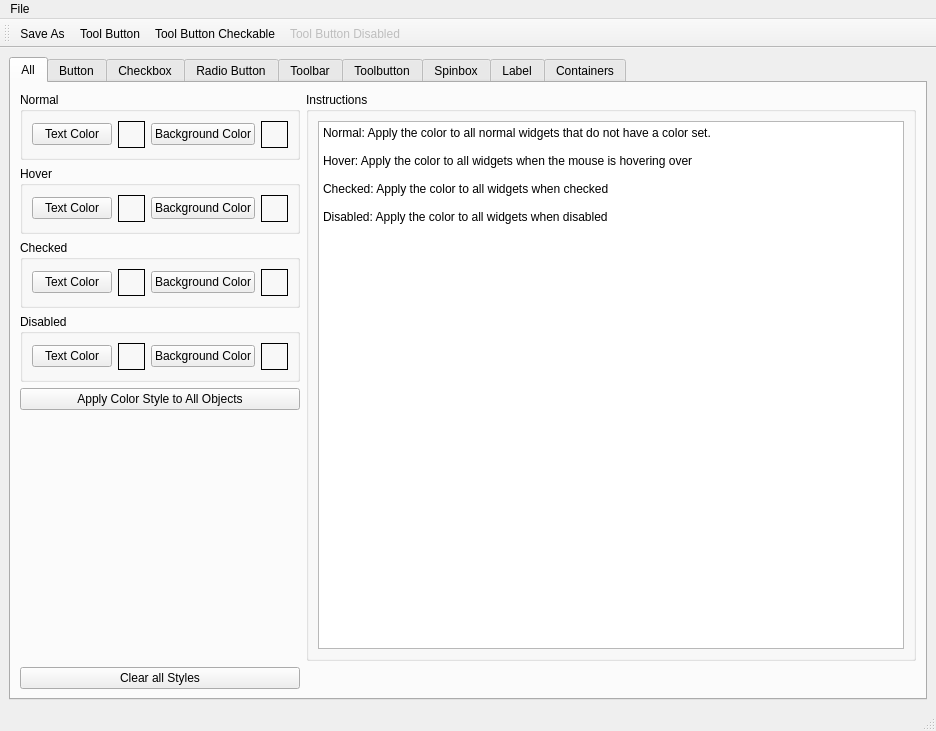
This is flexgui/src/flexqss.ui in jethornton/flexgui as Qt 5 draws it before an edit. The edited form follows.
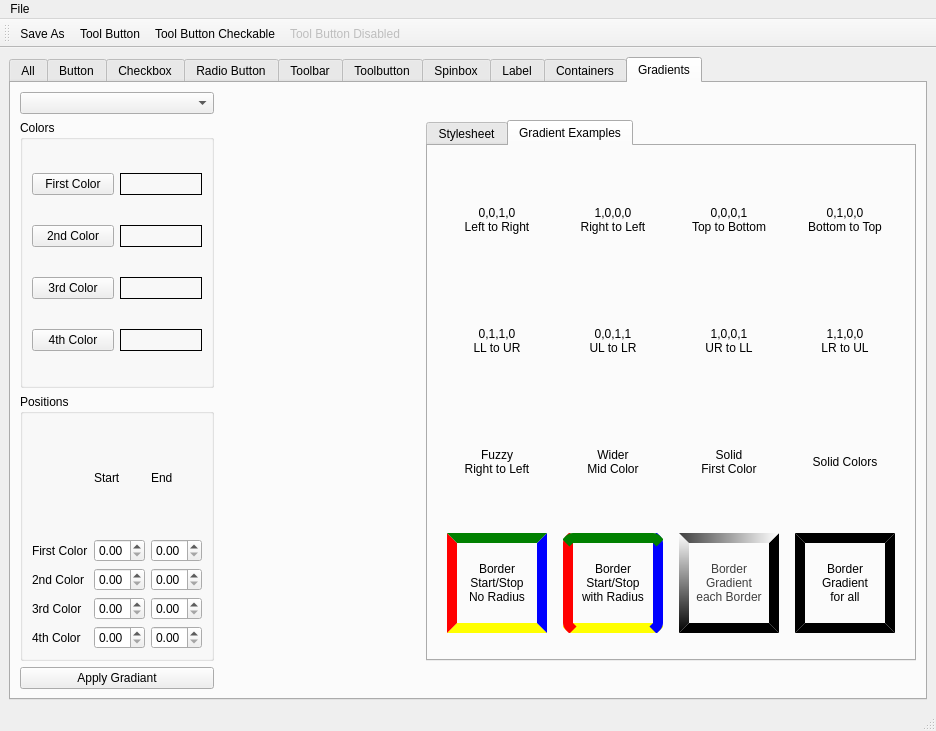
This is the edited form. The open tabs and pages were chosen to show the change.

Commit message: add linear gradient

```diff
--- a/flexgui/src/flexqss.ui
+++ b/flexgui/src/flexqss.ui
@@ -9048,6 +9048,854 @@
         <string>Containers</string>
        </attribute>
       </widget>
+      <widget class="QWidget" name="tab_52">
+       <attribute name="title">
+        <string>Gradients</string>
+       </attribute>
+       <layout class="QGridLayout" name="gridLayout_96">
+        <item row="1" column="1">
+         <widget class="QLabel" name="gr_lb">
+          <property name="minimumSize">
+           <size>
+            <width>200</width>
+            <height>200</height>
+           </size>
+          </property>
+          <property name="text">
+           <string/>
+          </property>
+         </widget>
+        </item>
+        <item row="3" column="0">
+         <widget class="QPushButton" name="gr_apply">
+          <property name="text">
+           <string>Apply Gradiant</string>
+          </property>
+         </widget>
+        </item>
+        <item row="0" column="0">
+         <widget class="QComboBox" name="gradiant_direction"/>
+        </item>
+        <item row="1" column="0">
+         <widget class="QGroupBox" name="groupBox_3">
+          <property name="title">
+           <string>Colors</string>
+          </property>
+          <layout class="QGridLayout" name="gridLayout_94">
+           <item row="0" column="0">
+            <widget class="QPushButton" name="gr_first_color">
+             <property name="text">
+              <string>First Color</string>
+             </property>
+             <property name="label" stdset="0">
+              <string>gr_first_color_lb</string>
+             </property>
+             <property name="var" stdset="0">
+              <string>gr_first_sel_color</string>
+             </property>
+            </widget>
+           </item>
+           <item row="0" column="1">
+            <widget class="QLabel" name="gr_first_color_lb">
+             <property name="minimumSize">
+              <size>
+               <width>27</width>
+               <height>0</height>
+              </size>
+             </property>
+             <property name="frameShape">
+              <enum>QFrame::Box</enum>
+             </property>
+             <property name="text">
+              <string/>
+             </property>
+            </widget>
+           </item>
+           <item row="1" column="0">
+            <widget class="QPushButton" name="gr_second_color">
+             <property name="text">
+              <string>2nd Color</string>
+             </property>
+             <property name="label" stdset="0">
+              <string>gr_second_color_lb</string>
+             </property>
+             <property name="var" stdset="0">
+              <string>gr_second_sel_color</string>
+             </property>
+            </widget>
+           </item>
+           <item row="2" column="0">
+            <widget class="QPushButton" name="gr_third_color">
+             <property name="text">
+              <string>3rd Color</string>
+             </property>
+             <property name="label" stdset="0">
+              <string>gr_third_color_lb</string>
+             </property>
+             <property name="var" stdset="0">
+              <string>gr_third_sel_color</string>
+             </property>
+            </widget>
+           </item>
+           <item row="3" column="0">
+            <widget class="QPushButton" name="gr_fourth_color">
+             <property name="text">
+              <string>4th Color</string>
+             </property>
+             <property name="label" stdset="0">
+              <string>gr_fourth_color_lb</string>
+             </property>
+             <property name="var" stdset="0">
+              <string>gr_fourth_sel_color</string>
+             </property>
+            </widget>
+           </item>
+           <item row="1" column="1">
+            <widget class="QLabel" name="gr_second_color_lb">
+             <property name="minimumSize">
+              <size>
+               <width>27</width>
+               <height>0</height>
+              </size>
+             </property>
+             <property name="frameShape">
+              <enum>QFrame::Box</enum>
+             </property>
+             <property name="text">
+              <string/>
+             </property>
+            </widget>
+           </item>
+           <item row="2" column="1">
+            <widget class="QLabel" name="gr_third_color_lb">
+             <property name="minimumSize">
+              <size>
+               <width>27</width>
+               <height>0</height>
+              </size>
+             </property>
+             <property name="frameShape">
+              <enum>QFrame::Box</enum>
+             </property>
+             <property name="text">
+              <string/>
+             </property>
+            </widget>
+           </item>
+           <item row="3" column="1">
+            <widget class="QLabel" name="gr_fourth_color_lb">
+             <property name="minimumSize">
+              <size>
+               <width>27</width>
+               <height>0</height>
+              </size>
+             </property>
+             <property name="frameShape">
+              <enum>QFrame::Box</enum>
+             </property>
+             <property name="text">
+              <string/>
+             </property>
+            </widget>
+           </item>
+          </layout>
+         </widget>
+        </item>
+        <item row="2" column="0">
+         <widget class="QGroupBox" name="groupBox_5">
+          <property name="title">
+           <string>Positions</string>
+          </property>
+          <layout class="QGridLayout" name="gridLayout_95">
+           <item row="0" column="1">
+            <widget class="QLabel" name="label_212">
+             <property name="text">
+              <string>Start</string>
+             </property>
+            </widget>
+           </item>
+           <item row="0" column="2">
+            <widget class="QLabel" name="label_213">
+             <property name="text">
+              <string>End</string>
+             </property>
+            </widget>
+           </item>
+           <item row="1" column="0">
+            <widget class="QLabel" name="label_211">
+             <property name="text">
+              <string>First Color</string>
+             </property>
+            </widget>
+           </item>
+           <item row="1" column="1">
+            <widget class="QDoubleSpinBox" name="qr_stop_first_start">
+             <property name="decimals">
+              <number>2</number>
+             </property>
+             <property name="maximum">
+              <double>1.000000000000000</double>
+             </property>
+             <property name="singleStep">
+              <double>0.100000000000000</double>
+             </property>
+            </widget>
+           </item>
+           <item row="1" column="2">
+            <widget class="QDoubleSpinBox" name="qr_stop_first_end">
+             <property name="decimals">
+              <number>2</number>
+             </property>
+             <property name="maximum">
+              <double>1.000000000000000</double>
+             </property>
+             <property name="singleStep">
+              <double>0.100000000000000</double>
+             </property>
+            </widget>
+           </item>
+           <item row="2" column="0">
+            <widget class="QLabel" name="label_214">
+             <property name="text">
+              <string>2nd Color</string>
+             </property>
+            </widget>
+           </item>
+           <item row="2" column="1">
+            <widget class="QDoubleSpinBox" name="qr_stop_second_start">
+             <property name="decimals">
+              <number>2</number>
+             </property>
+             <property name="maximum">
+              <double>1.000000000000000</double>
+             </property>
+             <property name="singleStep">
+              <double>0.100000000000000</double>
+             </property>
+            </widget>
+           </item>
+           <item row="2" column="2">
+            <widget class="QDoubleSpinBox" name="qr_stop_second_end">
+             <property name="decimals">
+              <number>2</number>
+             </property>
+             <property name="maximum">
+              <double>1.000000000000000</double>
+             </property>
+             <property name="singleStep">
+              <double>0.100000000000000</double>
+             </property>
+            </widget>
+           </item>
+           <item row="3" column="0">
+            <widget class="QLabel" name="label_215">
+             <property name="text">
+              <string>3rd Color</string>
+             </property>
+            </widget>
+           </item>
+           <item row="3" column="1">
+            <widget class="QDoubleSpinBox" name="qr_stop_third_start">
+             <property name="decimals">
+              <number>2</number>
+             </property>
+             <property name="maximum">
+              <double>1.000000000000000</double>
+             </property>
+             <property name="singleStep">
+              <double>0.100000000000000</double>
+             </property>
+            </widget>
+           </item>
+           <item row="3" column="2">
+            <widget class="QDoubleSpinBox" name="qr_stop_third_end">
+             <property name="decimals">
+              <number>2</number>
+             </property>
+             <property name="maximum">
+              <double>1.000000000000000</double>
+             </property>
+             <property name="singleStep">
+              <double>0.100000000000000</double>
+             </property>
+            </widget>
+           </item>
+           <item row="4" column="0">
+            <widget class="QLabel" name="label_216">
+             <property name="text">
+              <string>4th Color</string>
+             </property>
+            </widget>
+           </item>
+           <item row="4" column="1">
+            <widget class="QDoubleSpinBox" name="qr_stop_fourth_start">
+             <property name="decimals">
+              <number>2</number>
+             </property>
+             <property name="maximum">
+              <double>1.000000000000000</double>
+             </property>
+             <property name="singleStep">
+              <double>0.100000000000000</double>
+             </property>
+            </widget>
+           </item>
+           <item row="4" column="2">
+            <widget class="QDoubleSpinBox" name="qr_stop_fourth_end">
+             <property name="decimals">
+              <number>2</number>
+             </property>
+             <property name="maximum">
+              <double>1.000000000000000</double>
+             </property>
+             <property name="singleStep">
+              <double>0.100000000000000</double>
+             </property>
+            </widget>
+           </item>
+          </layout>
+         </widget>
+        </item>
+        <item row="1" column="2" rowspan="2">
+         <widget class="QTabWidget" name="tabWidget_2">
+          <property name="currentIndex">
+           <number>0</number>
+          </property>
+          <widget class="QWidget" name="tab_53">
+           <attribute name="title">
+            <string>Stylesheet</string>
+           </attribute>
+           <layout class="QVBoxLayout" name="verticalLayout_14">
+            <item>
+             <widget class="QPlainTextEdit" name="gr_stylesheet">
+              <property name="tabStopDistance">
+               <double>40.000000000000000</double>
+              </property>
+             </widget>
+            </item>
+           </layout>
+          </widget>
+          <widget class="QWidget" name="tabWidget_2Page1" native="true">
+           <attribute name="title">
+            <string>Gradient Examples</string>
+           </attribute>
+           <layout class="QGridLayout" name="gridLayout_93">
+            <item row="0" column="0">
+             <widget class="QLabel" name="label_187">
+              <property name="sizePolicy">
+               <sizepolicy hsizetype="Fixed" vsizetype="Fixed">
+                <horstretch>0</horstretch>
+                <verstretch>0</verstretch>
+               </sizepolicy>
+              </property>
+              <property name="minimumSize">
+               <size>
+                <width>100</width>
+                <height>100</height>
+               </size>
+              </property>
+              <property name="styleSheet">
+               <string notr="true">QLabel {
+	background: QLinearGradient( x1: 0, y1: 0, x2: 1, y2: 0,
+	stop: 0 green, stop: 0.5 yellow,stop: 1 red);
+}
+</string>
+              </property>
+              <property name="text">
+               <string>0,0,1,0
+Left to Right</string>
+              </property>
+              <property name="alignment">
+               <set>Qt::AlignCenter</set>
+              </property>
+             </widget>
+            </item>
+            <item row="0" column="1">
+             <widget class="QLabel" name="label_188">
+              <property name="sizePolicy">
+               <sizepolicy hsizetype="Fixed" vsizetype="Fixed">
+                <horstretch>0</horstretch>
+                <verstretch>0</verstretch>
+               </sizepolicy>
+              </property>
+              <property name="minimumSize">
+               <size>
+                <width>100</width>
+                <height>100</height>
+               </size>
+              </property>
+              <property name="styleSheet">
+               <string notr="true">QLabel {
+	background: QLinearGradient( x1: 1, y1: 0, x2: 0, y2: 0,
+	stop: 0 green, stop: 0.5 yellow,stop: 1 red);
+}
+</string>
+              </property>
+              <property name="text">
+               <string>1,0,0,0
+Right to Left</string>
+              </property>
+              <property name="alignment">
+               <set>Qt::AlignCenter</set>
+              </property>
+             </widget>
+            </item>
+            <item row="0" column="2">
+             <widget class="QLabel" name="label_197">
+              <property name="sizePolicy">
+               <sizepolicy hsizetype="Fixed" vsizetype="Fixed">
+                <horstretch>0</horstretch>
+                <verstretch>0</verstretch>
+               </sizepolicy>
+              </property>
+              <property name="minimumSize">
+               <size>
+                <width>100</width>
+                <height>100</height>
+               </size>
+              </property>
+              <property name="styleSheet">
+               <string notr="true">QLabel {
+	background: QLinearGradient( x1: 0, y1: 0, x2: 0, y2: 1,
+	stop: 0 green, stop: 0.5 yellow,stop: 1 red);
+}
+</string>
+              </property>
+              <property name="text">
+               <string>0,0,0,1
+Top to Bottom</string>
+              </property>
+              <property name="alignment">
+               <set>Qt::AlignCenter</set>
+              </property>
+             </widget>
+            </item>
+            <item row="0" column="3">
+             <widget class="QLabel" name="label_198">
+              <property name="sizePolicy">
+               <sizepolicy hsizetype="Fixed" vsizetype="Fixed">
+                <horstretch>0</horstretch>
+                <verstretch>0</verstretch>
+               </sizepolicy>
+              </property>
+              <property name="minimumSize">
+               <size>
+                <width>100</width>
+                <height>100</height>
+               </size>
+              </property>
+              <property name="styleSheet">
+               <string notr="true">QLabel {
+	background: QLinearGradient( x1: 0, y1: 1, x2: 0, y2: 0,
+	stop: 0 green, stop: 0.5 yellow,stop: 1 red);
+}
+</string>
+              </property>
+              <property name="text">
+               <string>0,1,0,0
+Bottom to Top</string>
+              </property>
+              <property name="alignment">
+               <set>Qt::AlignCenter</set>
+              </property>
+             </widget>
+            </item>
+            <item row="1" column="0">
+             <widget class="QLabel" name="label_199">
+              <property name="sizePolicy">
+               <sizepolicy hsizetype="Fixed" vsizetype="Fixed">
+                <horstretch>0</horstretch>
+                <verstretch>0</verstretch>
+               </sizepolicy>
+              </property>
+              <property name="minimumSize">
+               <size>
+                <width>100</width>
+                <height>100</height>
+               </size>
+              </property>
+              <property name="styleSheet">
+               <string notr="true">QLabel {
+	background: qlineargradient(x1: 0, y1: 1, x2: 1, y2: 0,
+	stop: 0 green, stop: 0.5 yellow,stop: 1 red);
+}
+</string>
+              </property>
+              <property name="text">
+               <string>0,1,1,0
+LL to UR</string>
+              </property>
+              <property name="alignment">
+               <set>Qt::AlignCenter</set>
+              </property>
+             </widget>
+            </item>
+            <item row="1" column="1">
+             <widget class="QLabel" name="label_200">
+              <property name="sizePolicy">
+               <sizepolicy hsizetype="Fixed" vsizetype="Fixed">
+                <horstretch>0</horstretch>
+                <verstretch>0</verstretch>
+               </sizepolicy>
+              </property>
+              <property name="minimumSize">
+               <size>
+                <width>100</width>
+                <height>100</height>
+               </size>
+              </property>
+              <property name="styleSheet">
+               <string notr="true">QLabel {
+	background-color: qlineargradient(x1: 0, y1: 0, x2: 1, y2: 1,
+	stop: 0 green, stop: 0.5 yellow,stop: 1 red);
+}
+</string>
+              </property>
+              <property name="text">
+               <string>0,0,1,1
+UL to LR</string>
+              </property>
+              <property name="alignment">
+               <set>Qt::AlignCenter</set>
+              </property>
+             </widget>
+            </item>
+            <item row="1" column="2">
+             <widget class="QLabel" name="label_201">
+              <property name="sizePolicy">
+               <sizepolicy hsizetype="Fixed" vsizetype="Fixed">
+                <horstretch>0</horstretch>
+                <verstretch>0</verstretch>
+               </sizepolicy>
+              </property>
+              <property name="minimumSize">
+               <size>
+                <width>100</width>
+                <height>100</height>
+               </size>
+              </property>
+              <property name="styleSheet">
+               <string notr="true">QLabel {
+	background: QLinearGradient( x1: 1, y1: 0, x2: 0, y2: 1,
+	stop: 0 green, stop: 0.5 yellow,stop: 1 red);
+}
+</string>
+              </property>
+              <property name="text">
+               <string>1,0,0,1
+UR to LL</string>
+              </property>
+              <property name="alignment">
+               <set>Qt::AlignCenter</set>
+              </property>
+             </widget>
+            </item>
+            <item row="1" column="3">
+             <widget class="QLabel" name="label_202">
+              <property name="sizePolicy">
+               <sizepolicy hsizetype="Fixed" vsizetype="Fixed">
+                <horstretch>0</horstretch>
+                <verstretch>0</verstretch>
+               </sizepolicy>
+              </property>
+              <property name="minimumSize">
+               <size>
+                <width>100</width>
+                <height>100</height>
+               </size>
+              </property>
+              <property name="styleSheet">
+               <string notr="true">QLabel {
+	background-color: qlineargradient(x1: 1, y1: 1, x2: 0, y2: 0,
+	stop: 0 green, stop: 0.5 yellow,stop: 1 red);
+}
+</string>
+              </property>
+              <property name="text">
+               <string>1,1,0,0
+LR to UL</string>
+              </property>
+              <property name="alignment">
+               <set>Qt::AlignCenter</set>
+              </property>
+             </widget>
+            </item>
+            <item row="2" column="0">
+             <widget class="QLabel" name="label_203">
+              <property name="sizePolicy">
+               <sizepolicy hsizetype="Fixed" vsizetype="Fixed">
+                <horstretch>0</horstretch>
+                <verstretch>0</verstretch>
+               </sizepolicy>
+              </property>
+              <property name="minimumSize">
+               <size>
+                <width>100</width>
+                <height>100</height>
+               </size>
+              </property>
+              <property name="styleSheet">
+               <string notr="true">QLabel {
+	background-color: qlineargradient(x1:0, y1:0, x2:1, y2:0,
+	stop:0 green, stop:0.5 yellow, stop:1 red)
+}
+</string>
+              </property>
+              <property name="text">
+               <string>Fuzzy
+Right to Left</string>
+              </property>
+              <property name="alignment">
+               <set>Qt::AlignCenter</set>
+              </property>
+             </widget>
+            </item>
+            <item row="2" column="1">
+             <widget class="QLabel" name="label_204">
+              <property name="sizePolicy">
+               <sizepolicy hsizetype="Fixed" vsizetype="Fixed">
+                <horstretch>0</horstretch>
+                <verstretch>0</verstretch>
+               </sizepolicy>
+              </property>
+              <property name="minimumSize">
+               <size>
+                <width>100</width>
+                <height>100</height>
+               </size>
+              </property>
+              <property name="styleSheet">
+               <string notr="true">QLabel {
+	background-color: qlineargradient(x1:0, y1:0, x2:1, y2:0,
+	stop:0 green, stop:0.4 yellow,  stop:0.7 yellow, stop:1 red)
+}
+</string>
+              </property>
+              <property name="text">
+               <string>Wider
+Mid Color</string>
+              </property>
+              <property name="alignment">
+               <set>Qt::AlignCenter</set>
+              </property>
+             </widget>
+            </item>
+            <item row="2" column="2">
+             <widget class="QLabel" name="label_205">
+              <property name="sizePolicy">
+               <sizepolicy hsizetype="Fixed" vsizetype="Fixed">
+                <horstretch>0</horstretch>
+                <verstretch>0</verstretch>
+               </sizepolicy>
+              </property>
+              <property name="minimumSize">
+               <size>
+                <width>100</width>
+                <height>100</height>
+               </size>
+              </property>
+              <property name="styleSheet">
+               <string notr="true">QLabel {
+	background: qlineargradient(x1: 0, y1: 0, x2: 1, y2: 0,
+		stop: 0 green, 
+		stop: 0.7 green,
+		stop: 0.71 yellow,
+		stop: 0.9 yellow,
+		stop: 1.0 red);
+}
+</string>
+              </property>
+              <property name="text">
+               <string>Solid
+First Color</string>
+              </property>
+              <property name="alignment">
+               <set>Qt::AlignCenter</set>
+              </property>
+             </widget>
+            </item>
+            <item row="2" column="3">
+             <widget class="QLabel" name="label_206">
+              <property name="sizePolicy">
+               <sizepolicy hsizetype="Fixed" vsizetype="Fixed">
+                <horstretch>0</horstretch>
+                <verstretch>0</verstretch>
+               </sizepolicy>
+              </property>
+              <property name="minimumSize">
+               <size>
+                <width>100</width>
+                <height>100</height>
+               </size>
+              </property>
+              <property name="styleSheet">
+               <string notr="true">QLabel {
+	background: qlineargradient(x1: 0, y1: 0, x2: 1, y2: 0,
+		stop: 0 green, 
+		stop: 0.7 green,
+		stop: 0.71 yellow,
+		stop: 0.9 yellow,
+		stop: 0.91 red,
+		stop: 1.0 red);
+}
+</string>
+              </property>
+              <property name="text">
+               <string>Solid Colors</string>
+              </property>
+              <property name="alignment">
+               <set>Qt::AlignCenter</set>
+              </property>
+             </widget>
+            </item>
+            <item row="3" column="0">
+             <widget class="QLabel" name="label_207">
+              <property name="sizePolicy">
+               <sizepolicy hsizetype="Fixed" vsizetype="Fixed">
+                <horstretch>0</horstretch>
+                <verstretch>0</verstretch>
+               </sizepolicy>
+              </property>
+              <property name="minimumSize">
+               <size>
+                <width>100</width>
+                <height>100</height>
+               </size>
+              </property>
+              <property name="styleSheet">
+               <string notr="true">QLabel {
+	border-style: solid;
+	border-left-color: red;
+	border-top-color: green;
+	border-right-color: blue;
+	border-bottom-color: yellow;
+	border-width: 10px;
+}
+</string>
+              </property>
+              <property name="text">
+               <string>Border
+Start/Stop
+No Radius</string>
+              </property>
+              <property name="alignment">
+               <set>Qt::AlignCenter</set>
+              </property>
+             </widget>
+            </item>
+            <item row="3" column="1">
+             <widget class="QLabel" name="label_208">
+              <property name="sizePolicy">
+               <sizepolicy hsizetype="Fixed" vsizetype="Fixed">
+                <horstretch>0</horstretch>
+                <verstretch>0</verstretch>
+               </sizepolicy>
+              </property>
+              <property name="minimumSize">
+               <size>
+                <width>100</width>
+                <height>100</height>
+               </size>
+              </property>
+              <property name="styleSheet">
+               <string notr="true">QLabel {
+	border-style: solid;
+	border-left-color: red;
+	border-top-color: green;
+	border-right-color: blue;
+	border-bottom-color: yellow;
+	border-width: 10px;
+	border-radius: 10px;
+}
+</string>
+              </property>
+              <property name="text">
+               <string>Border
+Start/Stop
+with Radius</string>
+              </property>
+              <property name="alignment">
+               <set>Qt::AlignCenter</set>
+              </property>
+             </widget>
+            </item>
+            <item row="3" column="2">
+             <widget class="QLabel" name="label_209">
+              <property name="sizePolicy">
+               <sizepolicy hsizetype="Fixed" vsizetype="Fixed">
+                <horstretch>0</horstretch>
+                <verstretch>0</verstretch>
+               </sizepolicy>
+              </property>
+              <property name="minimumSize">
+               <size>
+                <width>100</width>
+                <height>100</height>
+               </size>
+              </property>
+              <property name="styleSheet">
+               <string notr="true">QLabel {
+	color: qlineargradient(x1:0, y1:0, x2: 1, y2: 1, stop:0 #000000, stop:1 #404040);
+	background: qlineargradient(x1: 0, y1: 1, x2: 1, y2: 0,
+	stop: 0 #404040, stop: 0.5 #bfbfbf, stop: 1 #ffffff);
+	border-style: inset;
+	border-top-color: QLinearGradient( x1: 0, y1: 0, x2: 1, y2: 0, stop: 0 #404040, stop: 1 #ffffff );
+	border-bottom-color: QLinearGradient( x1: 0, y1: 0, x2: 1, y2: 0, stop: 0 #000000, stop: 1 #ffffff );
+	border-left-color: QLinearGradient( x1: 0, y1: 1, x2: 0, y2: 0, stop: 0 #000000, stop: 1 #ffffff );
+	border-right-color: QLinearGradient( x1: 0, y1: 1, x2: 0, y2: 0, stop: 0 #404040, stop: 1 #ffffff );
+	border-width: 10px;
+}
+</string>
+              </property>
+              <property name="text">
+               <string>Border
+Gradient
+each Border</string>
+              </property>
+              <property name="alignment">
+               <set>Qt::AlignCenter</set>
+              </property>
+             </widget>
+            </item>
+            <item row="3" column="3">
+             <widget class="QLabel" name="label_210">
+              <property name="sizePolicy">
+               <sizepolicy hsizetype="Fixed" vsizetype="Fixed">
+                <horstretch>0</horstretch>
+                <verstretch>0</verstretch>
+               </sizepolicy>
+              </property>
+              <property name="minimumSize">
+               <size>
+                <width>100</width>
+                <height>100</height>
+               </size>
+              </property>
+              <property name="styleSheet">
+               <string notr="true">QLabel {
+	border-style: inset;
+	border-width: 10px;
+	border-color: qlineargradient(x1: 0, y1: 0, x2: 1, y2: 0,
+	stop: 0 #000000 stop: 1 #ffffff);
+}
+</string>
+              </property>
+              <property name="text">
+               <string>Border
+Gradient
+for all</string>
+              </property>
+              <property name="alignment">
+               <set>Qt::AlignCenter</set>
+              </property>
+             </widget>
+            </item>
+           </layout>
+          </widget>
+         </widget>
+        </item>
+       </layout>
+      </widget>
      </widget>
     </item>
    </layout>
```
The commit also changes 2 other files.
